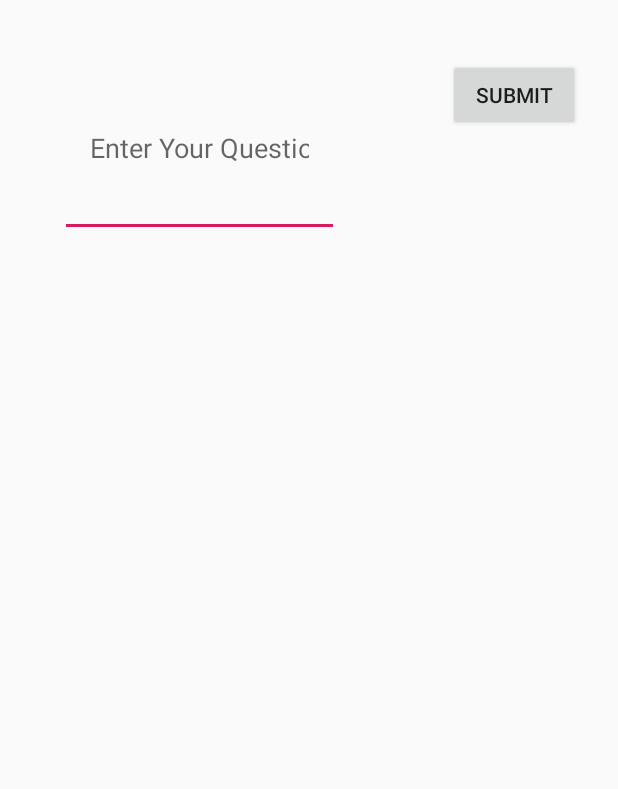
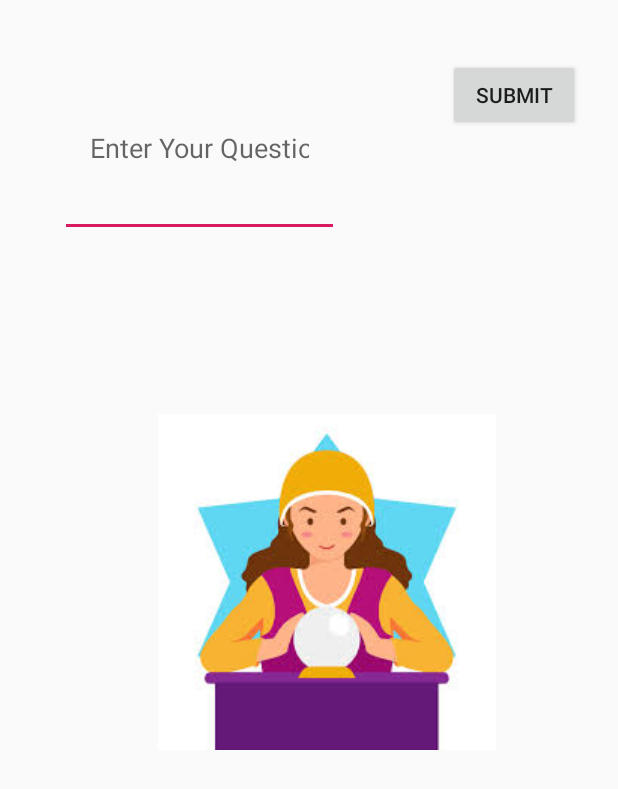
Before and after one commit to alyssaf5/FortuneTeller, an Android app: the layout activity_main.xml on its own in the app's theme, with its tools: preview values and no code run, on a phone screen of 412 x 824 dp. Shown: the top 789 px of the screen. Run offline under Robolectric (Android 15) with nearby library versions, the phone set to English and light mode, and no system bars.

Commit message:
added image

```diff
--- a/app/src/main/java/com/example/fortunetellerapp/MainActivity.java
+++ b/app/src/main/java/com/example/fortunetellerapp/MainActivity.java
@@ -17,6 +17,8 @@ public class MainActivity extends AppCompatActivity {
         setContentView(R.layout.activity_main);
         final TextView msg1 = findViewById(R.id.msg1);
         msg1.setVisibility(View.INVISIBLE);
+        final ImageView fortuneteller = findViewById(R.id.imageView3);
+        fortuneteller.setVisibility(View.VISIBLE);
 
         //final ImageView girlDisplay = (ImageView) findViewById(R.id.imageView); // Grab the ballDisplay from the xml by the id
 
--- a/app/src/main/res/layout/activity_main.xml
+++ b/app/src/main/res/layout/activity_main.xml
@@ -47,21 +47,35 @@
         app:layout_constraintVertical_bias="0.0" />
 
 
+    <ImageView
+        android:id="@+id/imageView3"
+        android:layout_width="wrap_content"
+        android:layout_height="wrap_content"
+        android:layout_marginStart="105dp"
+        android:layout_marginLeft="105dp"
+        android:layout_marginTop="142dp"
+        android:layout_marginEnd="81dp"
+        android:layout_marginRight="81dp"
+        android:layout_marginBottom="124dp"
+        app:layout_constraintBottom_toTopOf="@+id/msg1"
+        app:layout_constraintEnd_toEndOf="parent"
+        app:layout_constraintStart_toStartOf="parent"
+        app:layout_constraintTop_toBottomOf="@+id/button2"
+        app:srcCompat="@drawable/fortuneteller" />
+
     <TextView
         android:id="@+id/msg1"
         android:layout_width="58dp"
         android:layout_height="76dp"
-        android:layout_marginStart="192dp"
-        android:layout_marginLeft="192dp"
-        android:layout_marginTop="322dp"
-        android:layout_marginEnd="244dp"
-        android:layout_marginRight="244dp"
-        android:layout_marginBottom="316dp"
+        android:layout_marginStart="176dp"
+        android:layout_marginLeft="176dp"
+        android:layout_marginEnd="177dp"
+        android:layout_marginRight="177dp"
+        android:layout_marginBottom="78dp"
         android:visibility="invisible"
         app:layout_constraintBottom_toBottomOf="parent"
         app:layout_constraintEnd_toEndOf="parent"
         app:layout_constraintStart_toStartOf="parent"
-        app:layout_constraintTop_toBottomOf="@+id/editTextInput"
         tools:visibility="invisible" />
 
 </androidx.constraintlayout.widget.ConstraintLayout>
--- a/app/src/main/res/values/strings.xml
+++ b/app/src/main/res/values/strings.xml
@@ -3,4 +3,5 @@
     <string name="enter_your_question_here">Enter Your Question Here!</string>
     <string name="submit">Submit</string>
     <string name="not_in_a_million_years">Not in a million years</string>
+    <string name="fortuneteller">fortuneTeller</string>
 </resources>
```
Also changed, not shown: app/src/main/res/drawable-v24/fortuneteller.png (added).
